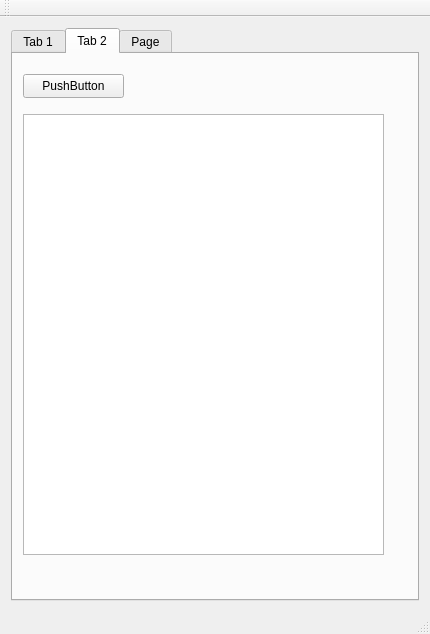
Before: the Qt Designer form mainwindow.ui in arackaf/booklist-desktop, drawn with Qt 5.
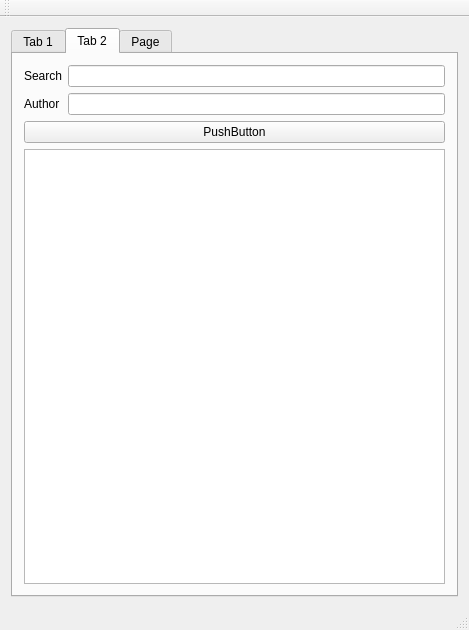
After: the same form once the commit is applied.

Diff of the .ui file:
```diff
--- a/mainwindow.ui
+++ b/mainwindow.ui
@@ -6,8 +6,8 @@
    <rect>
     <x>0</x>
     <y>0</y>
-    <width>430</width>
-    <height>634</height>
+    <width>469</width>
+    <height>630</height>
    </rect>
   </property>
   <property name="windowTitle">
@@ -34,29 +34,42 @@
        <attribute name="title">
         <string>Tab 2</string>
        </attribute>
-       <widget class="QListView" name="listView">
-        <property name="geometry">
-         <rect>
-          <x>10</x>
-          <y>60</y>
-          <width>361</width>
-          <height>441</height>
-         </rect>
-        </property>
-       </widget>
+       <layout class="QGridLayout" name="gridLayout_2">
+        <item row="4" column="0">
+         <widget class="QListView" name="listView"/>
+        </item>
+        <item row="1" column="0">
+         <layout class="QFormLayout" name="formLayout_2">
+          <item row="0" column="0">
+           <widget class="QLabel" name="titleSearchLabel">
+            <property name="text">
+             <string>Search</string>
+            </property>
+           </widget>
+          </item>
+          <item row="0" column="1">
+           <widget class="QLineEdit" name="titleSearchLineEdit"/>
+          </item>
+          <item row="1" column="0">
+           <widget class="QLabel" name="authorLabel">
+            <property name="text">
+             <string>Author</string>
+            </property>
+           </widget>
+          </item>
+          <item row="1" column="1">
+           <widget class="QLineEdit" name="authorLineEdit"/>
+          </item>
+         </layout>
+        </item>
+        <item row="2" column="0">
        <widget class="QPushButton" name="pushButton">
-        <property name="geometry">
-         <rect>
-          <x>10</x>
-          <y>20</y>
-          <width>101</width>
-          <height>24</height>
-         </rect>
-        </property>
         <property name="text">
          <string>PushButton</string>
         </property>
        </widget>
+        </item>
+       </layout>
       </widget>
       <widget class="QWidget" name="tab_3">
        <attribute name="title">
```
Left out of the diff: 27 changed lines with no effect on the pictures. Lines whose indentation alone changed are shown as unchanged.
